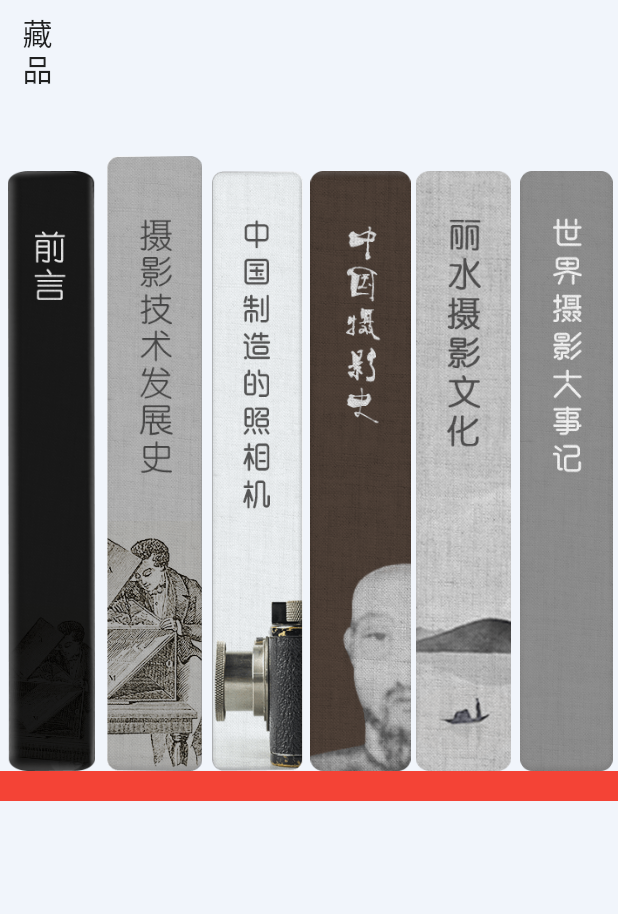
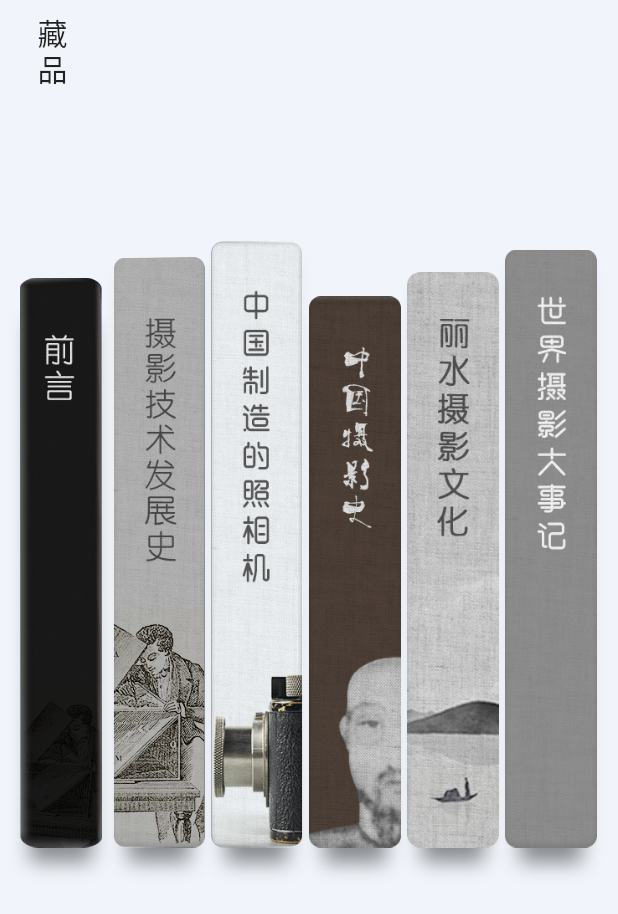
Before and after one commit to qdqdGit/lssy, a Flutter app: the screen it shows after launch, on a phone screen of 412 x 824 dp. Shown: the top 914 px of the screen. Run offline on Flutter 3.47's test engine with Material 2 defaults, Android fonts, the phone set to English and light mode, and no system bars; our stand-ins replace redux.

Commit message:
首页阴影调整

```diff
--- a/lib/widgets/home_page.dart
+++ b/lib/widgets/home_page.dart
@@ -10,6 +10,18 @@ class _HomePageState extends State<HomePage> with AutomaticKeepAliveClientMixin<
   @override
   // TODO: implement wantKeepAlive
   bool get wantKeepAlive => true;
+
+  Widget navBtn(double height,Image btnImg){
+    return Container(
+      height: height,
+      alignment: Alignment.bottomCenter,
+      child: btnImg,
+      margin: EdgeInsets.only(right: 4),
+      decoration: new BoxDecoration(
+          boxShadow:[BoxShadow(color: Color.fromARGB(110, 0, 0, 0),offset: Offset(0, 20),blurRadius: 10,spreadRadius: -10)]
+      ),
+    );
+  }
 
   @override
   Widget build(BuildContext context) {
@@ -26,6 +38,7 @@ class _HomePageState extends State<HomePage> with AutomaticKeepAliveClientMixin<
       body: new Column(
       children: <Widget>[
           new Container(
+            padding: EdgeInsets.only(left: 10,right: 10),
             width: double.infinity,
             child: new Column(
              children: <Widget>[
@@ -45,7 +58,7 @@ class _HomePageState extends State<HomePage> with AutomaticKeepAliveClientMixin<
             margin: const EdgeInsets.only(top: 10)
           ),
           new Container(
-            padding: const EdgeInsets.only(top: 40),
+            padding: EdgeInsets.only(top:80, left: 10,right: 10),
             width: double.infinity,
             child: new Flex(
               direction: Axis.horizontal,
@@ -54,58 +67,31 @@ class _HomePageState extends State<HomePage> with AutomaticKeepAliveClientMixin<
               children: <Widget>[
                 Expanded(
                   flex: 1,
-                  child: Container(
-                    height: 400, // 以400作为比例尺寸688
-                    child: new Image.asset("assets/image/home/btn_1.png"),
-                  ),
+                  child: navBtn(380, new Image.asset("assets/image/home/btn_1.png")),
                 ),
                 Expanded(
                   flex: 1,
-                  child: Container(
-                    height: 410,
-                    alignment: Alignment.bottomCenter,
-                    child: new Image.asset("assets/image/home/btn_2.png"),
-                  ),
+                  child: navBtn(410,new Image.asset("assets/image/home/btn_2.png"))
                 ),
                 Expanded(
                   flex: 1,
-                  child: Container(
-                    height: 400,
-                    alignment: AlignmentDirectional(0,0),
-                    child: new Image.asset("assets/image/home/btn_3.png"),
-                  ),
+                  child: navBtn(421, new Image.asset("assets/image/home/btn_3.png"))
                 ),
                 Expanded(
                   flex: 1,
-                  child: Container(
-                    height: 400,
-                    child: new Image.asset("assets/image/home/btn_4.png"),
-                  ),
+                  child: navBtn(379, new Image.asset("assets/image/home/btn_4.png"))
                 ),
                 Expanded(
                   flex: 1,
-                  child: Container(
-                    height: 400,
-                    alignment: AlignmentDirectional(0,0),
-                    child: new Image.asset("assets/image/home/btn_5.png"),
-                  ),
+                  child: navBtn(400, new Image.asset("assets/image/home/btn_5.png"))
                 ),
                 Expanded(
                   flex: 1,
-                  child: Container(
-                    height: 400,
-                    alignment: AlignmentDirectional(0,0),
-                    child: new Image.asset("assets/image/home/btn_6.png"),
-                  ),
+                  child: navBtn(415, new Image.asset("assets/image/home/btn_6.png"))
                 ),
               ],
             ),
           ),
-          new Container(
-            width: double.infinity,
-            height: 20,
-            color: Colors.red,
-          )
         ],
       ),
       );
```
